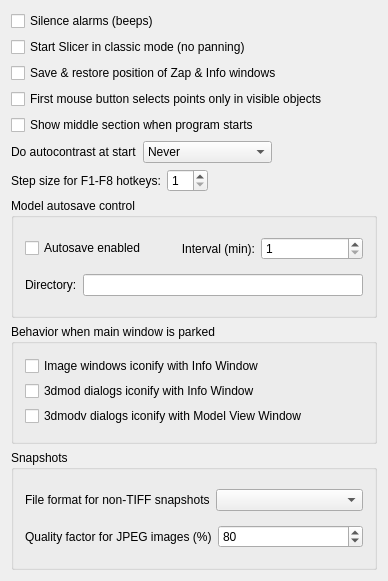
Qt form imod/form_behavior.ui (LabShare-Archive/IMOD) before a commit.
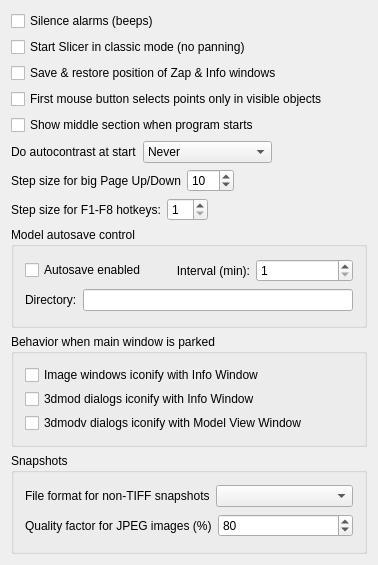
The same form after that commit.

Commit message: Add paging by big steps

```diff
--- a/imod/form_behavior.ui
+++ b/imod/form_behavior.ui
@@ -5,20 +5,14 @@
    <rect>
     <x>0</x>
     <y>0</y>
-    <width>388</width>
-    <height>581</height>
+    <width>378</width>
+    <height>565</height>
    </rect>
   </property>
   <property name="windowTitle" >
    <string>Behavior</string>
   </property>
-  <layout class="QVBoxLayout" >
-   <property name="spacing" >
-    <number>6</number>
-   </property>
-   <property name="margin" >
-    <number>11</number>
-   </property>
+  <layout class="QVBoxLayout" name="verticalLayout" >
    <item>
     <widget class="QCheckBox" name="silenceBox" >
      <property name="toolTip" >
@@ -115,6 +109,49 @@
      </item>
     </layout>
    </item>
+   <item>
+    <layout class="QHBoxLayout" name="horizontalLayout" >
+     <item>
+      <widget class="QLabel" name="label" >
+       <property name="text" >
+        <string>Step size for big Page Up/Down</string>
+       </property>
+      </widget>
+     </item>
+     <item>
+      <widget class="QSpinBox" name="pageStepSpinBox" >
+       <property name="toolTip" >
+        <string>Step size for paging up and down with keypad * and / hot keys</string>
+       </property>
+       <property name="minimum" >
+        <number>2</number>
+       </property>
+       <property name="maximum" >
+        <number>500</number>
+       </property>
+       <property name="value" >
+        <number>10</number>
+       </property>
+      </widget>
+     </item>
+     <item>
+      <spacer name="spacer23_2" >
+       <property name="orientation" >
+        <enum>Qt::Horizontal</enum>
+       </property>
+       <property name="sizeType" >
+        <enum>QSizePolicy::Expanding</enum>
+       </property>
+       <property name="sizeHint" stdset="0" >
+        <size>
+         <width>40</width>
+         <height>20</height>
+        </size>
+       </property>
+      </spacer>
+     </item>
+    </layout>
+   </item>
    <item>
     <layout class="QHBoxLayout" >
      <property name="spacing" >
```
The commit also changes 5 other files.
